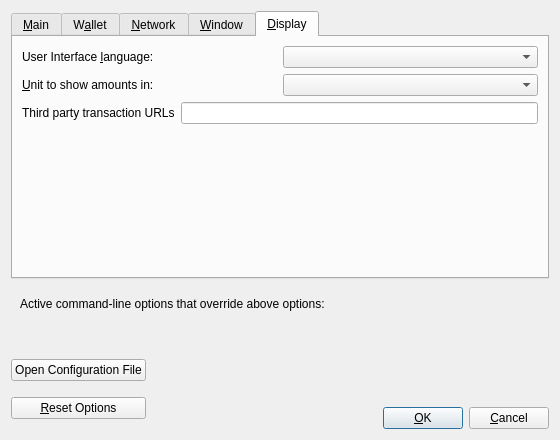
Above: src/qt/forms/optionsdialog.ui from LIMXTEC/BitCore before the change. Below: the same form after it.
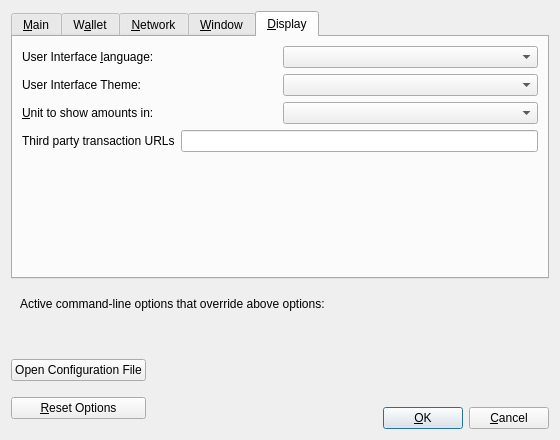
That is the form after the change. The open tabs and pages were chosen to show the change. Custom widgets are drawn as their Qt base class.

Commit message: Added CSS theme

```diff
--- a/src/qt/forms/optionsdialog.ui
+++ b/src/qt/forms/optionsdialog.ui
@@ -578,6 +578,20 @@
          </item>
         </layout>
        </item>
+	   <item>
+        <layout class="QHBoxLayout" name="horizontalLayout_4_Display" stretch="0,0">
+         <item>
+          <widget class="QLabel" name="themeLabel">
+           <property name="text">
+            <string>User Interface Theme:</string>
+           </property>
+          </widget>
+         </item>
+         <item>
+          <widget class="QValueComboBox" name="theme"/>
+         </item>
+        </layout>
+       </item>
        <item>
         <layout class="QHBoxLayout" name="horizontalLayout_2_Display">
          <item>
```
The commit also changes 8 other files.
